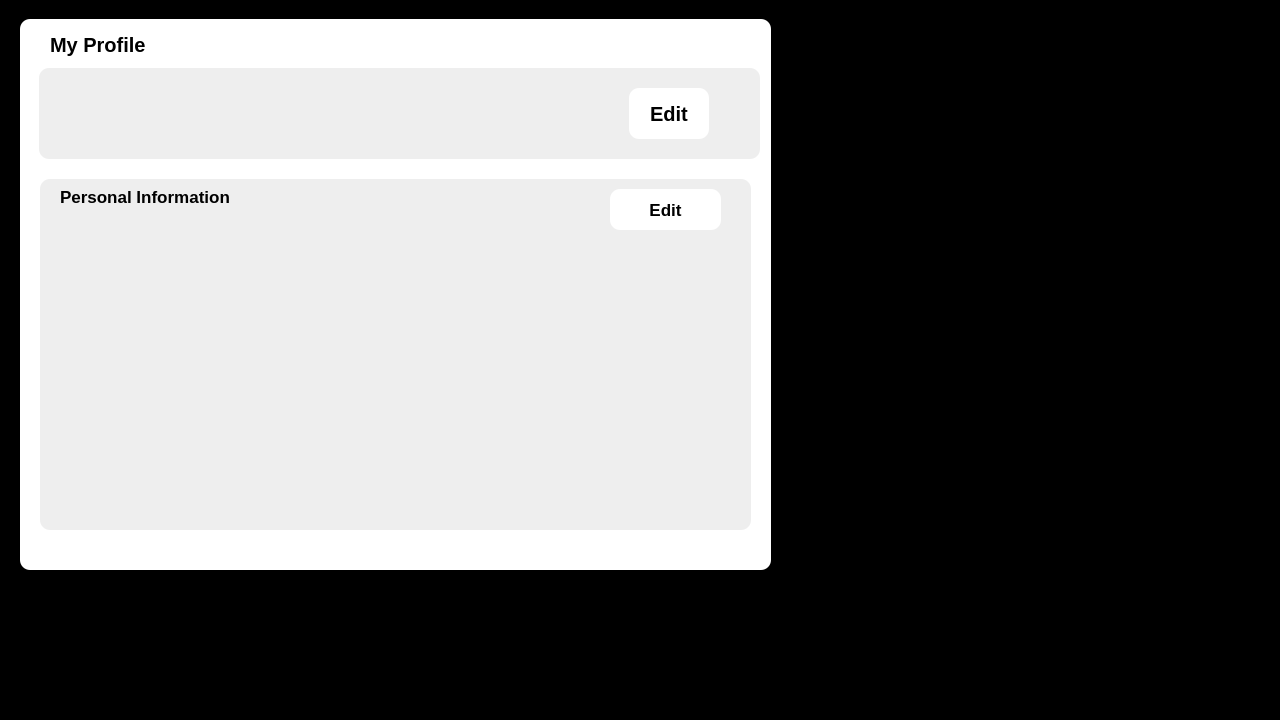
Above: ui/thoingtinnguoidung.ui from xbinh47/PTI_TungNam_DaiKhang before the change. Below: the same form after it.
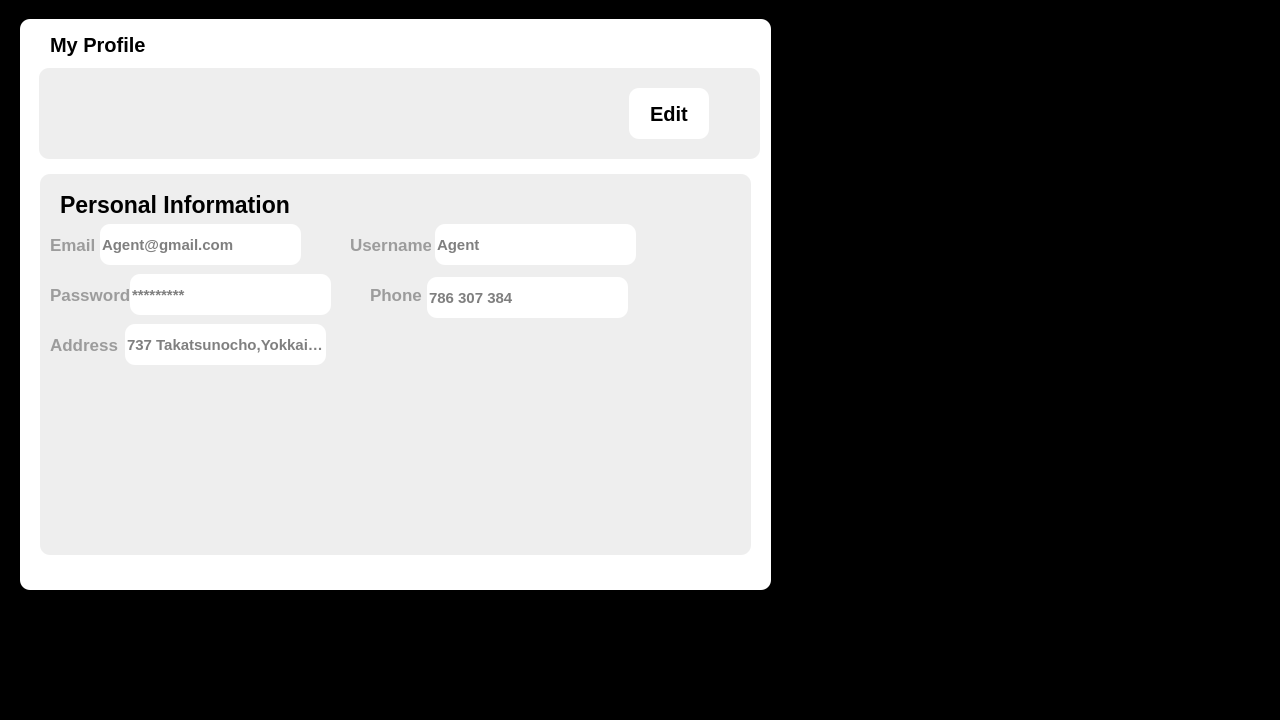
That is the form after the change. Icons and pictures are not drawn.

The edit to the form file:
```diff
--- a/ui/thoingtinnguoidung.ui
+++ b/ui/thoingtinnguoidung.ui
@@ -29,7 +29,7 @@
      <x>20</x>
      <y>19</y>
      <width>751</width>
-     <height>551</height>
+     <height>571</height>
     </rect>
    </property>
    <property name="styleSheet">
@@ -118,14 +118,15 @@
     <property name="geometry">
      <rect>
       <x>20</x>
-      <y>160</y>
+      <y>155</y>
       <width>711</width>
-      <height>351</height>
+      <height>381</height>
      </rect>
     </property>
     <property name="font">
      <font>
-      <pointsize>7</pointsize>
+      <pointsize>11</pointsize>
+      <bold>true</bold>
      </font>
     </property>
     <property name="styleSheet">
@@ -137,13 +138,13 @@
       <rect>
        <x>20</x>
        <y>10</y>
-       <width>201</width>
-       <height>16</height>
+       <width>531</width>
+       <height>41</height>
       </rect>
      </property>
      <property name="font">
       <font>
-       <pointsize>13</pointsize>
+       <pointsize>17</pointsize>
        <bold>true</bold>
       </font>
      </property>
@@ -151,27 +152,232 @@
       <string>Personal Information</string>
      </property>
     </widget>
-    <widget class="QPushButton" name="pushButton_2">
+    <widget class="QLabel" name="label_4">
      <property name="geometry">
       <rect>
-       <x>570</x>
-       <y>10</y>
-       <width>111</width>
+       <x>10</x>
+       <y>55</y>
+       <width>49</width>
+       <height>31</height>
+      </rect>
+     </property>
+     <property name="font">
+      <font>
+       <pointsize>13</pointsize>
+       <bold>true</bold>
+      </font>
+     </property>
+     <property name="styleSheet">
+      <string notr="true">color: rgb(156, 156, 156);</string>
+     </property>
+     <property name="text">
+      <string>Email</string>
+     </property>
+    </widget>
+    <widget class="QLineEdit" name="lineEdit">
+     <property name="geometry">
+      <rect>
+       <x>60</x>
+       <y>50</y>
+       <width>201</width>
        <height>41</height>
       </rect>
      </property>
      <property name="font">
       <font>
+       <pointsize>11</pointsize>
+       <bold>true</bold>
+      </font>
+     </property>
+     <property name="styleSheet">
+      <string notr="true">background-color: rgb(255, 255, 255);
+border-radius: 10px;</string>
+     </property>
+     <property name="text">
+      <string/>
+     </property>
+     <property name="placeholderText">
+      <string>Agent@gmail.com</string>
+     </property>
+    </widget>
+    <widget class="QLabel" name="label_5">
+     <property name="geometry">
+      <rect>
+       <x>310</x>
+       <y>55</y>
+       <width>81</width>
+       <height>31</height>
+      </rect>
+     </property>
+     <property name="font">
+      <font>
        <pointsize>13</pointsize>
        <bold>true</bold>
       </font>
      </property>
      <property name="styleSheet">
+      <string notr="true">color: rgb(156, 156, 156);</string>
+     </property>
+     <property name="text">
+      <string>Username</string>
+     </property>
+    </widget>
+    <widget class="QLineEdit" name="lineEdit_2">
+     <property name="geometry">
+      <rect>
+       <x>395</x>
+       <y>50</y>
+       <width>201</width>
+       <height>41</height>
+      </rect>
+     </property>
+     <property name="font">
+      <font>
+       <pointsize>11</pointsize>
+       <bold>true</bold>
+      </font>
+     </property>
+     <property name="styleSheet">
       <string notr="true">background-color: rgb(255, 255, 255);
 border-radius: 10px;</string>
      </property>
+     <property name="placeholderText">
+      <string>Agent</string>
+     </property>
+    </widget>
+    <widget class="QLabel" name="label_6">
+     <property name="geometry">
+      <rect>
+       <x>10</x>
+       <y>105</y>
+       <width>81</width>
+       <height>31</height>
+      </rect>
+     </property>
+     <property name="font">
+      <font>
+       <pointsize>13</pointsize>
+       <bold>true</bold>
+      </font>
+     </property>
+     <property name="styleSheet">
+      <string notr="true">color: rgb(156, 156, 156);</string>
+     </property>
      <property name="text">
-      <string>Edit</string>
+      <string>Password</string>
+     </property>
+    </widget>
+    <widget class="QLineEdit" name="lineEdit_3">
+     <property name="geometry">
+      <rect>
+       <x>90</x>
+       <y>100</y>
+       <width>201</width>
+       <height>41</height>
+      </rect>
+     </property>
+     <property name="font">
+      <font>
+       <pointsize>11</pointsize>
+       <bold>true</bold>
+      </font>
+     </property>
+     <property name="styleSheet">
+      <string notr="true">background-color: rgb(255, 255, 255);
+border-radius: 10px;</string>
+     </property>
+     <property name="placeholderText">
+      <string>*********</string>
+     </property>
+    </widget>
+    <widget class="QLabel" name="label_7">
+     <property name="geometry">
+      <rect>
+       <x>330</x>
+       <y>105</y>
+       <width>61</width>
+       <height>31</height>
+      </rect>
+     </property>
+     <property name="font">
+      <font>
+       <pointsize>13</pointsize>
+       <bold>true</bold>
+      </font>
+     </property>
+     <property name="styleSheet">
+      <string notr="true">color: rgb(156, 156, 156);</string>
+     </property>
+     <property name="text">
+      <string>Phone</string>
+     </property>
+    </widget>
+    <widget class="QLineEdit" name="lineEdit_4">
+     <property name="geometry">
+      <rect>
+       <x>387</x>
+       <y>103</y>
+       <width>201</width>
+       <height>41</height>
+      </rect>
+     </property>
+     <property name="font">
+      <font>
+       <pointsize>11</pointsize>
+       <bold>true</bold>
+      </font>
+     </property>
+     <property name="styleSheet">
+      <string notr="true">background-color: rgb(255, 255, 255);
+border-radius: 10px;</string>
+     </property>
+     <property name="placeholderText">
+      <string>786 307 384</string>
+     </property>
+    </widget>
+    <widget class="QLabel" name="label_8">
+     <property name="geometry">
+      <rect>
+       <x>10</x>
+       <y>160</y>
+       <width>71</width>
+       <height>21</height>
+      </rect>
+     </property>
+     <property name="font">
+      <font>
+       <pointsize>13</pointsize>
+       <bold>true</bold>
+      </font>
+     </property>
+     <property name="styleSheet">
+      <string notr="true">color: rgb(156, 156, 156);</string>
+     </property>
+     <property name="text">
+      <string>Address</string>
+     </property>
+    </widget>
+    <widget class="QLineEdit" name="lineEdit_5">
+     <property name="geometry">
+      <rect>
+       <x>85</x>
+       <y>150</y>
+       <width>201</width>
+       <height>41</height>
+      </rect>
+     </property>
+     <property name="font">
+      <font>
+       <pointsize>11</pointsize>
+       <bold>true</bold>
+      </font>
+     </property>
+     <property name="styleSheet">
+      <string notr="true">background-color: rgb(255, 255, 255);
+border-radius: 10px;</string>
+     </property>
+     <property name="placeholderText">
+      <string>737 Takatsunocho,Yokkaichi</string>
      </property>
     </widget>
    </widget>
```
Left out of the diff: 6 changed lines with no effect on the pictures.
